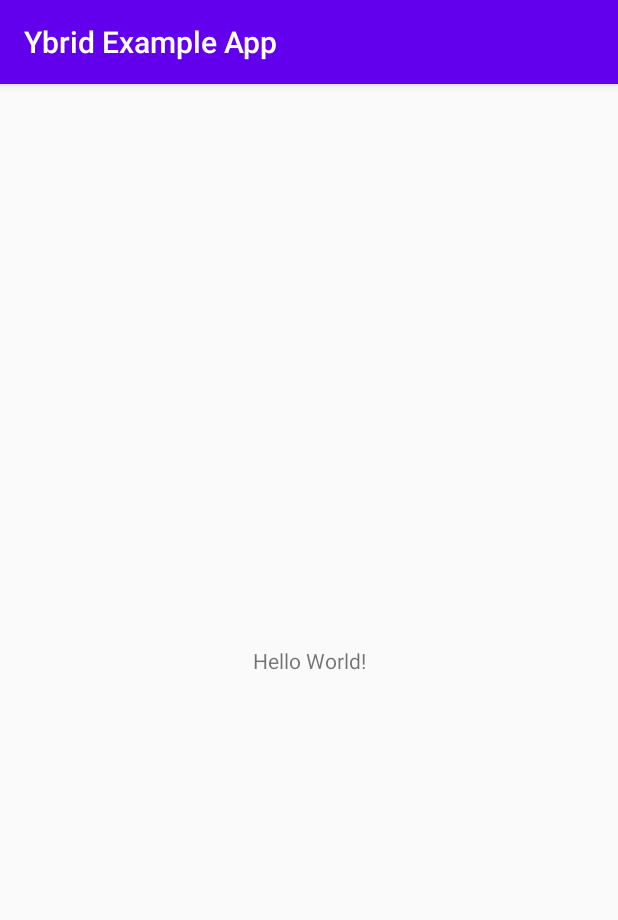
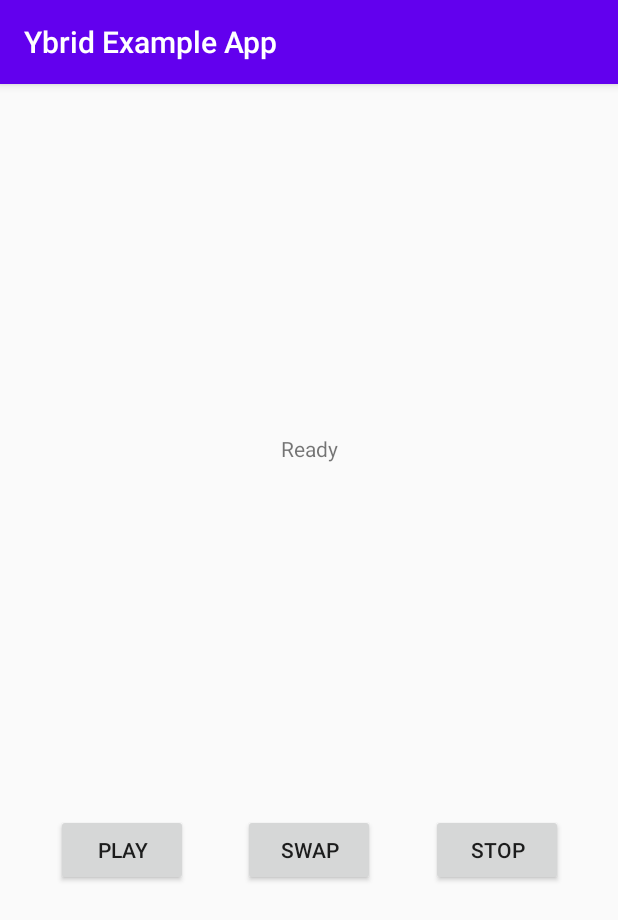
Before and after one commit to ybrid/app-example-android, an Android app: the screen it shows after launch (MainActivity), on a phone screen of 412 x 824 dp. Shown: the top 920 px of the screen. Run offline under Robolectric (Android 15) with nearby library versions, the phone set to English and light mode, and no system bars.

Commit message:
Feature: Added basic GUI design

```diff
--- a/app/src/main/res/layout/activity_main.xml
+++ b/app/src/main/res/layout/activity_main.xml
@@ -7,12 +7,30 @@
         android:layout_height="match_parent"
         tools:context=".MainActivity">
     <TextView
+            android:text="@string/status_ready"
             android:layout_width="wrap_content"
-            android:layout_height="wrap_content"
-            android:text="Hello World!"
-            app:layout_constraintBottom_toBottomOf="parent"
-            app:layout_constraintLeft_toLeftOf="parent"
-            app:layout_constraintRight_toRightOf="parent"
-            app:layout_constraintTop_toTopOf="parent"/>
-
+            android:layout_height="wrap_content" android:id="@+id/status_display"
+            app:layout_constraintTop_toTopOf="parent"
+            app:layout_constraintBottom_toTopOf="@+id/button_play" app:layout_constraintEnd_toEndOf="parent"
+            app:layout_constraintStart_toStartOf="parent"/>
+    <Button
+            android:text="@string/label_play"
+            android:layout_width="wrap_content"
+            android:layout_height="wrap_content" android:id="@+id/button_play"
+            app:layout_constraintStart_toStartOf="parent" app:layout_constraintEnd_toStartOf="@+id/button_swap"
+            app:layout_constraintHorizontal_bias="0.5" app:layout_constraintHorizontal_chainStyle="spread"
+            app:layout_constraintTop_toBottomOf="@+id/status_display" app:layout_constraintBottom_toBottomOf="parent"/>
+    <Button
+            android:text="@string/label_stop"
+            android:layout_width="wrap_content"
+            android:layout_height="wrap_content" android:id="@+id/button_stop"
+            app:layout_constraintEnd_toEndOf="parent" app:layout_constraintStart_toEndOf="@+id/button_swap"
+            app:layout_constraintHorizontal_bias="0.5" app:layout_constraintTop_toTopOf="@+id/button_play"/>
+    <Button
+            android:text="@string/label_swap"
+            android:layout_width="wrap_content"
+            android:layout_height="wrap_content" android:id="@+id/button_swap"
+            app:layout_constraintStart_toEndOf="@+id/button_play"
+            app:layout_constraintHorizontal_bias="0.5" app:layout_constraintEnd_toStartOf="@+id/button_stop"
+            app:layout_constraintTop_toTopOf="@+id/button_play"/>
 </androidx.constraintlayout.widget.ConstraintLayout>
--- a/app/src/main/res/values/strings.xml
+++ b/app/src/main/res/values/strings.xml
@@ -1,3 +1,8 @@
 <resources>
     <string name="app_name">Ybrid Example App</string>
+    <string name="label_play">Play</string>
+    <string name="label_swap">Swap</string>
+    <string name="label_stop">Stop</string>
+
+    <string name="status_ready">Ready</string>
 </resources>
```
